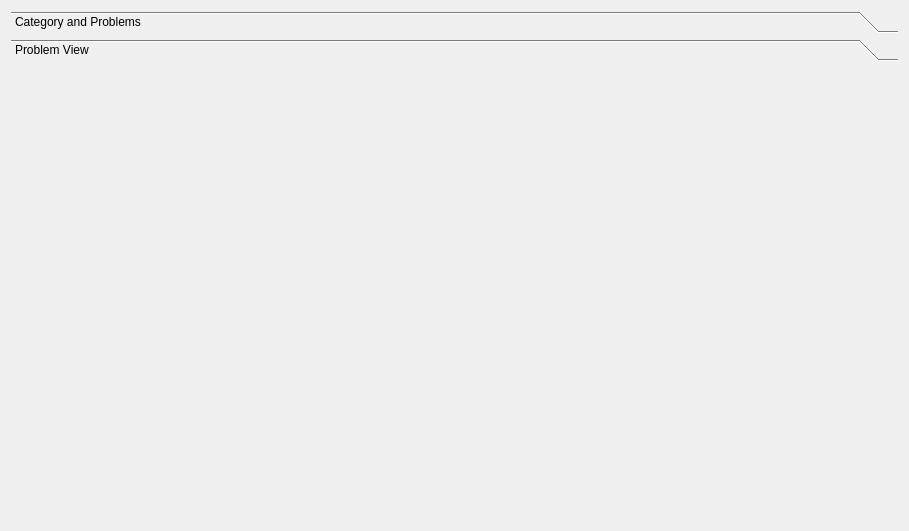
Above: src/widgets/problemswidget.ui from jgcoded/UVA-Arena-Qt before the change. Below: the same form after it.
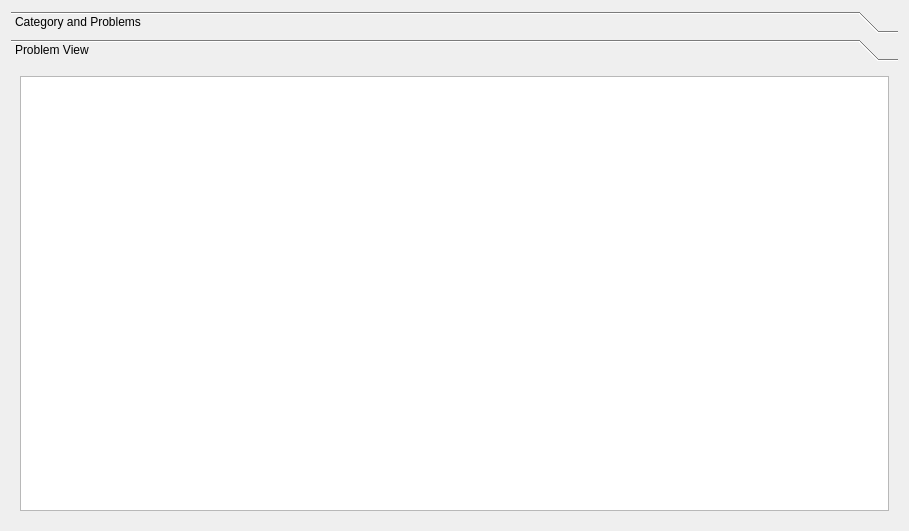
That is the form after the change. The open tabs and pages were chosen to show the change.

Commit message: Standardized the Uhunt::ProblemMap to be a key-value pair of (problem Id, Problem) and updated widgets and models accordingly

```diff
--- a/src/widgets/problemswidget.ui
+++ b/src/widgets/problemswidget.ui
@@ -98,13 +98,18 @@
        <rect>
         <x>0</x>
         <y>0</y>
-        <width>98</width>
-        <height>28</height>
+        <width>887</width>
+        <height>447</height>
        </rect>
       </property>
       <attribute name="label">
        <string>Problem View</string>
       </attribute>
+      <layout class="QVBoxLayout" name="verticalLayout_3">
+       <item>
+        <widget class="QGraphicsView" name="mProblemsGraphicsView"/>
+       </item>
+      </layout>
      </widget>
     </widget>
    </item>
```
Left out of the diff: 2 changed lines with no effect on the pictures. The commit also changes 10 other files.
